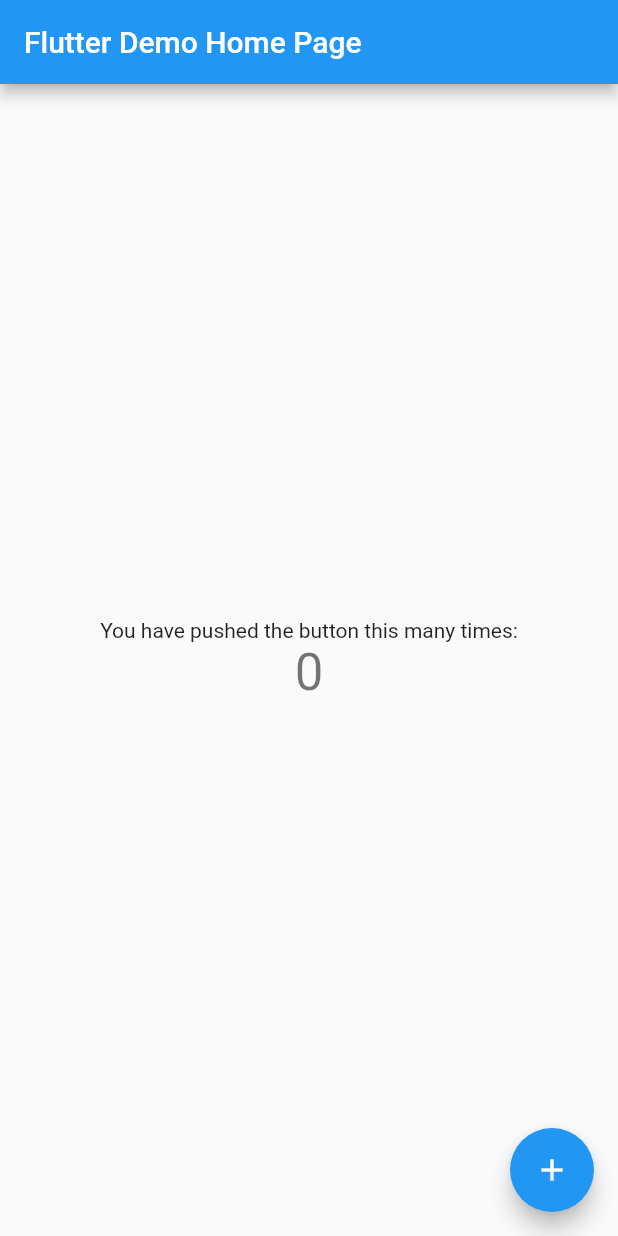
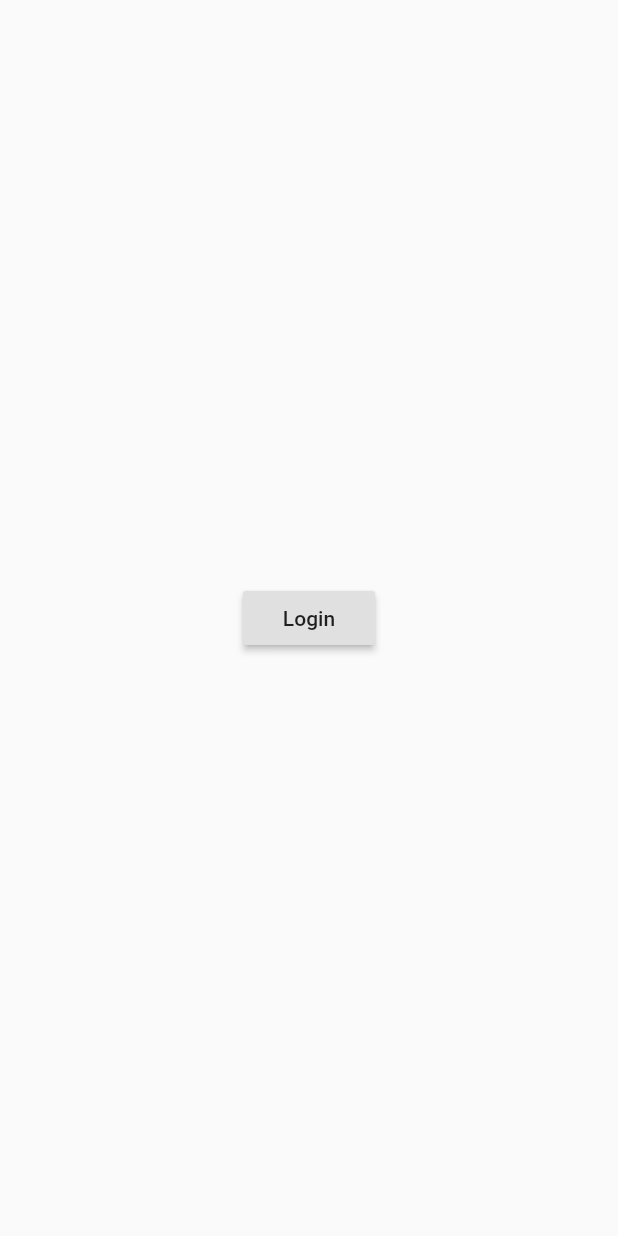
Before and after one commit to mumuhkustino/ngoding_flutter, a Flutter app: the screen it shows after launch, on a phone screen of 412 x 824 dp. Run offline on Flutter 3.47's test engine with Material 2 defaults, Android fonts, the phone set to English and light mode, and no system bars.

Commit message:
Create Navigation Multi Page
Menambahkan Navigation Multi Page

```diff
--- /dev/null
+++ b/lib/login_page.dart
@@ -0,0 +1,20 @@
+import 'package:flutter/material.dart';
+import 'package:ngoding_flutter/main_page.dart';
+
+class LoginPage extends StatelessWidget {
+  @override
+  Widget build(BuildContext context) {
+    return Scaffold(
+        body: Center(
+      child: RaisedButton(
+        child: Text("Login"),
+        onPressed: () {
+          Navigator.pushReplacement(context,
+              MaterialPageRoute(builder: (context) {
+            return MainPage();
+          }));
+        },
+      ),
+    ));
+  }
+}
--- a/lib/main.dart
+++ b/lib/main.dart
@@ -1,111 +1,13 @@
 import 'package:flutter/material.dart';
+import 'package:ngoding_flutter/login_page.dart';
 
 void main() => runApp(MyApp());
 
 class MyApp extends StatelessWidget {
-  // This widget is the root of your application.
   @override
   Widget build(BuildContext context) {
     return MaterialApp(
-      title: 'Flutter Demo',
-      theme: ThemeData(
-        // This is the theme of your application.
-        //
-        // Try running your application with "flutter run". You'll see the
-        // application has a blue toolbar. Then, without quitting the app, try
-        // changing the primarySwatch below to Colors.green and then invoke
-        // "hot reload" (press "r" in the console where you ran "flutter run",
-        // or simply save your changes to "hot reload" in a Flutter IDE).
-        // Notice that the counter didn't reset back to zero; the application
-        // is not restarted.
-        primarySwatch: Colors.blue,
-      ),
-      home: MyHomePage(title: 'Flutter Demo Home Page'),
+      home: LoginPage(),
     );
   }
 }
-
-class MyHomePage extends StatefulWidget {
-  MyHomePage({Key key, this.title}) : super(key: key);
-
-  // This widget is the home page of your application. It is stateful, meaning
-  // that it has a State object (defined below) that contains fields that affect
-  // how it looks.
-
-  // This class is the configuration for the state. It holds the values (in this
-  // case the title) provided by the parent (in this case the App widget) and
-  // used by the build method of the State. Fields in a Widget subclass are
-  // always marked "final".
-
-  final String title;
-
-  @override
-  _MyHomePageState createState() => _MyHomePageState();
-}
-
-class _MyHomePageState extends State<MyHomePage> {
-  int _counter = 0;
-
-  void _incrementCounter() {
-    setState(() {
-      // This call to setState tells the Flutter framework that something has
-      // changed in this State, which causes it to rerun the build method below
-      // so that the display can reflect the updated values. If we changed
-      // _counter without calling setState(), then the build method would not be
-      // called again, and so nothing would appear to happen.
-      _counter++;
-    });
-  }
-
-  @override
-  Widget build(BuildContext context) {
-    // This method is rerun every time setState is called, for instance as done
-    // by the _incrementCounter method above.
-    //
-    // The Flutter framework has been optimized to make rerunning build methods
-    // fast, so that you can just rebuild anything that needs updating rather
-    // than having to individually change instances of widgets.
-    return Scaffold(
-      appBar: AppBar(
-        // Here we take the value from the MyHomePage object that was created by
-        // the App.build method, and use it to set our appbar title.
-        title: Text(widget.title),
-      ),
-      body: Center(
-        // Center is a layout widget. It takes a single child and positions it
-        // in the middle of the parent.
-        child: Column(
-          // Column is also a layout widget. It takes a list of children and
-          // arranges them vertically. By default, it sizes itself to fit its
-          // children horizontally, and tries to be as tall as its parent.
-          //
-          // Invoke "debug painting" (press "p" in the console, choose the
-          // "Toggle Debug Paint" action from the Flutter Inspector in Android
-          // Studio, or the "Toggle Debug Paint" command in Visual Studio Code)
-          // to see the wireframe for each widget.
-          //
-          // Column has various properties to control how it sizes itself and
-          // how it positions its children. Here we use mainAxisAlignment to
-          // center the children vertically; the main axis here is the vertical
-          // axis because Columns are vertical (the cross axis would be
-          // horizontal).
-          mainAxisAlignment: MainAxisAlignment.center,
-          children: <Widget>[
-            Text(
-              'You have pushed the button this many times:',
-            ),
-            Text(
-              '$_counter',
-              style: Theme.of(context).textTheme.headline4,
-            ),
-          ],
-        ),
-      ),
-      floatingActionButton: FloatingActionButton(
-        onPressed: _incrementCounter,
-        tooltip: 'Increment',
-        child: Icon(Icons.add),
-      ), // This trailing comma makes auto-formatting nicer for build methods.
-    );
-  }
-}
```
Also changed, not shown: lib/main_page.dart (added, +23 -0 lines), lib/second_page.dart (added, +19 -0 lines).
